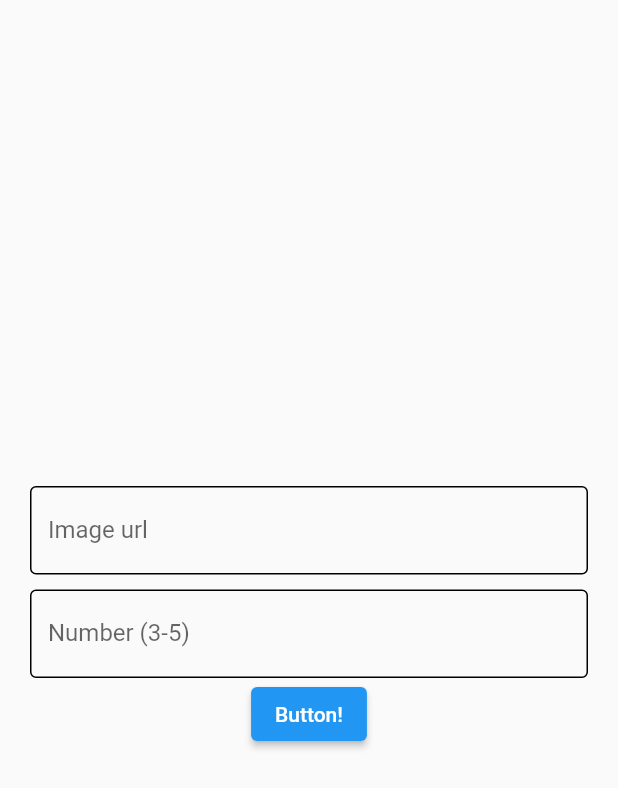
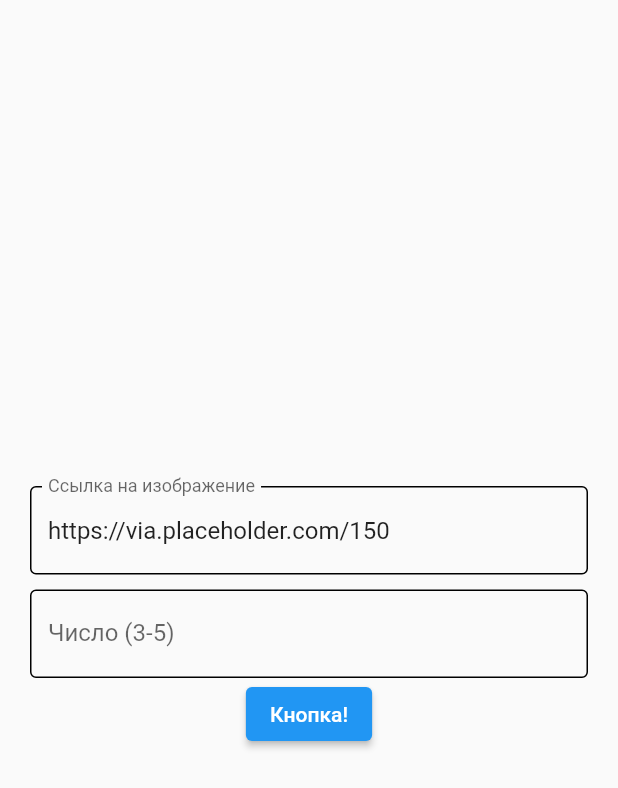
Before and after one commit to urusai88/flutter_cached_image_shop, a Flutter app: the screen it shows after launch, on a phone screen of 412 x 824 dp. Shown: the top 788 px of the screen. Run offline on Flutter 3.47's test engine with Material 2 defaults, Android fonts, the phone set to English and light mode, and no system bars.

Commit message:
Русский язык

```diff
--- a/lib/ui/screens/main_screen.dart
+++ b/lib/ui/screens/main_screen.dart
@@ -14,7 +14,8 @@ class _MainScreenState extends State<MainScreen> {
   void initState() {
     super.initState();
 
-    imageUrlController = TextEditingController();
+    imageUrlController =
+        TextEditingController(text: 'https://via.placeholder.com/150');
     numberController = TextEditingController();
     formKey = GlobalKey();
   }
@@ -25,23 +26,19 @@ class _MainScreenState extends State<MainScreen> {
 
   String imageUrlValidator(String s) {
     final err = 'Значение должно быть ссылкой';
-
     try {
       final uri = Uri.parse(s);
-
       if (uri.scheme.isEmpty) {
         return err;
       }
     } catch (e) {
       return err;
     }
-
     return null;
   }
 
   String numberValidator(String s) {
     final err = 'Значение должно быть целым числом от 3 до 5';
-
     try {
       final i = int.parse(s);
       if (i < 3 || i > 5) {
@@ -50,7 +47,6 @@ class _MainScreenState extends State<MainScreen> {
     } catch (e) {
       return err;
     }
-
     return null;
   }
 
@@ -75,7 +71,7 @@ class _MainScreenState extends State<MainScreen> {
                 controller: imageUrlController,
                 validator: imageUrlValidator,
                 decoration: inputDecoration.copyWith(
-                  labelText: 'Image url',
+                  labelText: 'Ссылка на изображение',
                 ),
               ),
               const SizedBox(height: 10),
@@ -84,12 +80,12 @@ class _MainScreenState extends State<MainScreen> {
                 validator: numberValidator,
                 keyboardType: TextInputType.number,
                 decoration: inputDecoration.copyWith(
-                  labelText: 'Number (3-5)',
+                  labelText: 'Число (3-5)',
                 ),
               ),
               ElevatedButton(
                 onPressed: _onButtonTap,
-                child: Text('Button!'),
+                child: Text('Кнопка!'),
               ),
             ],
           ),
```
